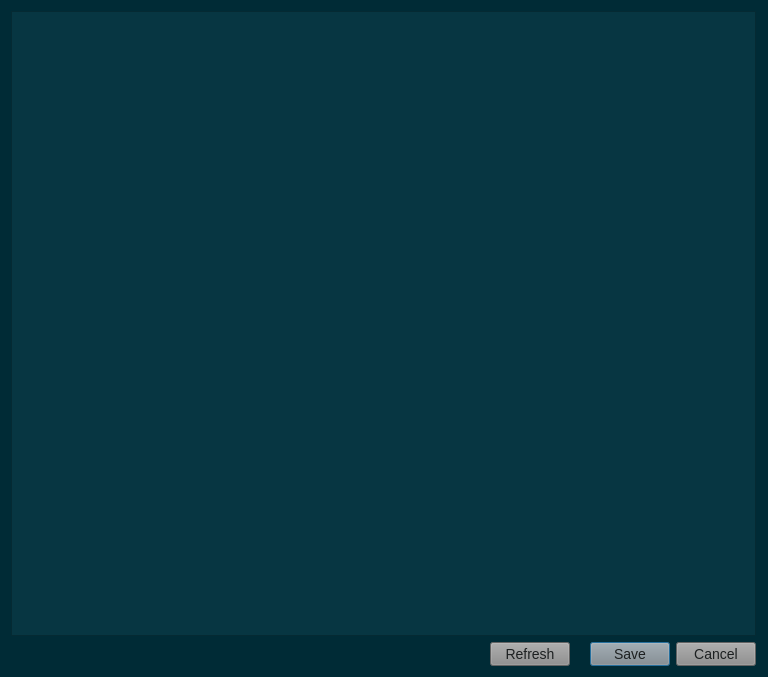
The window that gns3-gui-2.1.4/gns3/ui/file_editor_dialog.ui (n3oxmind/gns3theme) describes before a commit, drawn with Qt 5.
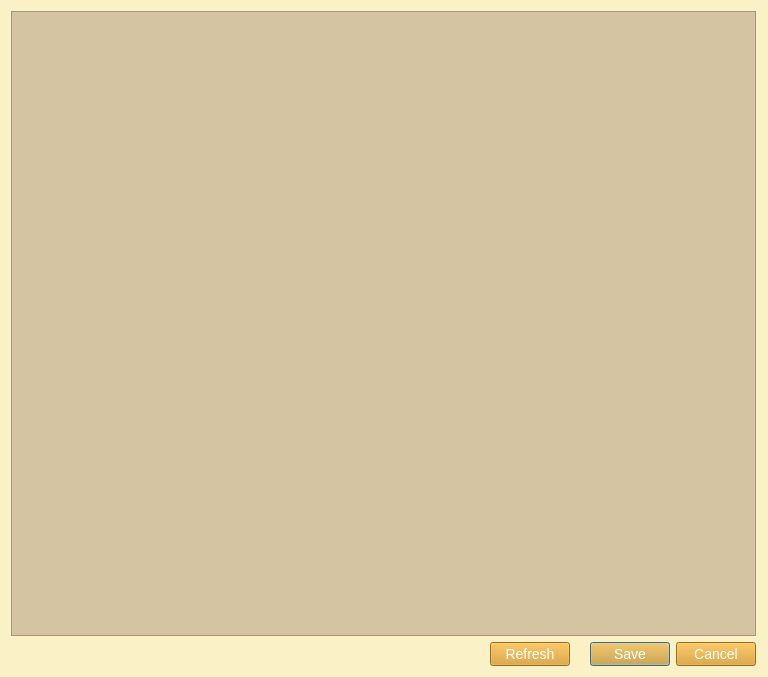
The same window after the commit.

The edit to the form file:
```diff
--- a/gns3-gui-2.1.4/gns3/ui/file_editor_dialog.ui
+++ b/gns3-gui-2.1.4/gns3/ui/file_editor_dialog.ui
@@ -18,27 +18,26 @@
   </property>
   <property name="styleSheet">
    <string notr="true">QWidget{
-	background-color: #002b36;
+	background-color: #fbf1c7;
 }
 QMenuBar::item{
-	background-color: #002b36;
+	background-color: #fbf1c7;
 }
 QDockWidget::title{
-	background: #073642;
+	background: #d5c4a1;
 	padding-left: 5px;
 }
 QDockWidget, QMenuBar{
-    color: #839496;
+    color: #282828;
     font: bold 14px;
 }
 QTextEdit, QPlainTextEdit, QLineEdit, QSpinBox, QComboBox {
-  background-color: #073642;
-  font: 13px;
-  color: #839496;
+  background-color: #d5c4a1;
+  color: #282828;
 }
 QTextEdit#uiConsoleTextEdit {
-  background-color: #002b36;
-  color: #839496;
+  background-color: #fbf1c7;
+  color: #282828;
   font: 13px;
 }
 QTabWidget {
@@ -46,84 +45,84 @@
 	border-top: 2px;
 }
 QTabBar::tab {
-    background: #073642;
-    color: #839496;
+    background: #d5c4a1;
+    color: #282828;
     min-width: 8ex;
     padding: 2px;
 	border-top-right-radius: 6px;
 	border-top-left-radius: 6px;
 }
 QTabBar::tab:selected {
-    background: #8a8a8a;
-	color: #1d2021;
+    background: #458588;
+	color: #FFFFFF;
 }
 QGroupBox {
-    color: #808080;
+    color: #076678;
     font: 14px;
     padding: 15px;
     border-style: none;
 }
 QMainWindow::separator {
-	background: #073642;
+	background: #d5c4a1;
 	width: 1px;
 	height: 1px;
 }
 QComboBox {
-	selection-background-color: #d75f00;
-	selection-color: #1c1c1c;
+	selection-background-color: #458588;
+	selection-color: #FFFFFF;
 }
 
 QToolBar{
-	background: #073642;
+	background: #d5c4a1;
 	border: 0px;
 }
 QPushButton {
-	background-color: #8a8a8a;
-    color: #1d2021;
+	background-color: #d79921;
+    color: #FFFFFF;
 	font: 14px;
 }
 QToolButton {
-	background-color: #8a8a8a;
-    color: #1d2021;
+	background-color: #d79921;
+    color: #FFFFFF;
 	font: 14px;
 }
 QTreeWidget, QListWidget {
-	background-color: #002b36;
-	color: #839496;
-    alternate-background-color: #073642;
+	background-color: #fbf1c7;
+	color: #282828;
+    alternate-background-color: #d5c4a1; 
 	font: 14px;
 }
 QTreeWidget#uiTreeWidget {
-	background-color: #073642;
-	color: #839496;
+	background-color: #d5c4a1;
+	color: #282828;
 	font: bold 16px;
 }
 QTreeWidget::item:selected, QTreeWidget::item:hover, QMenu::item:selected,QToolButton::hover,QPushButton::hover,QTabBar::tab:hover {
-	background-color: #d75f00;
-	color: #1c1c1c;
+	background-color: #458588;
+	color: #FFFFFF;
 }
 QMenu {
 	background-color: #002b36;
     color: #839496;
 }
 QLabel {
-	color: #839496;
+	color: #282828;
 	font: 14px;
 }
 QLabel#uiTitleLabel {
-	color: #839496;
+	color: #282828;
 	font: bold 16px;
 }
 
 QAbstractScrollArea::corner {
-    background: #002b36;
+    background: #fbf1c7;
 }
 QScrollBar::handle:horizontal {
-    background: #073642;
+    background: #d5c4a1;
     min-width: 20px;
 }
 QScrollBar::handle:vertical {
-    background: #073642;
+    background: #d5c4a1;
     min-width: 20px;
 }
 QScrollBar:vertical {
@@ -142,12 +141,12 @@
   background: none
 }
 QStatusBar {
-	background-color: #073642;
-	color: #839496;
+	background-color: #d5c4a1;
+	color: #282828;
 }
 
 QRadioButton, QCheckBox {
-  color: #839496;
+  color: #282828;
 }
 QRadioButton::disabled, QCheckBox::disabled {
   color: gray;
```
Left out of the diff: 4 changed lines with no effect on the pictures.
